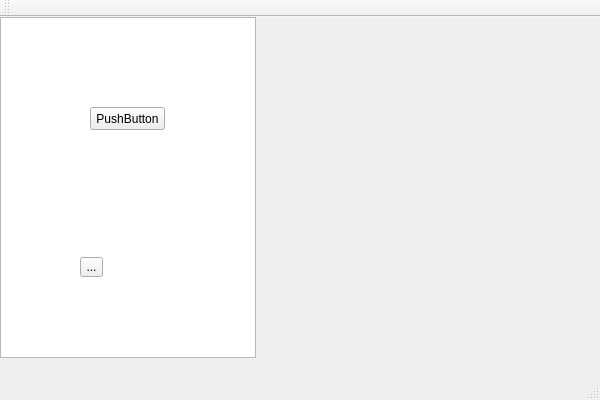
The window that ConsoleBlocks/ConsoleBlocks.ui (HolmErik/ConsoleBlocks) describes before a commit, drawn with Qt 5.
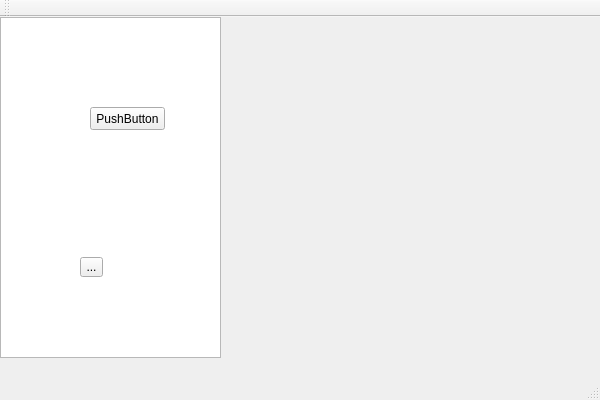
The same window after the commit.

```diff
--- a/ConsoleBlocks/ConsoleBlocks.ui
+++ b/ConsoleBlocks/ConsoleBlocks.ui
@@ -19,7 +19,7 @@
      <rect>
       <x>0</x>
       <y>0</y>
-      <width>256</width>
+      <width>221</width>
       <height>341</height>
      </rect>
     </property>
```
